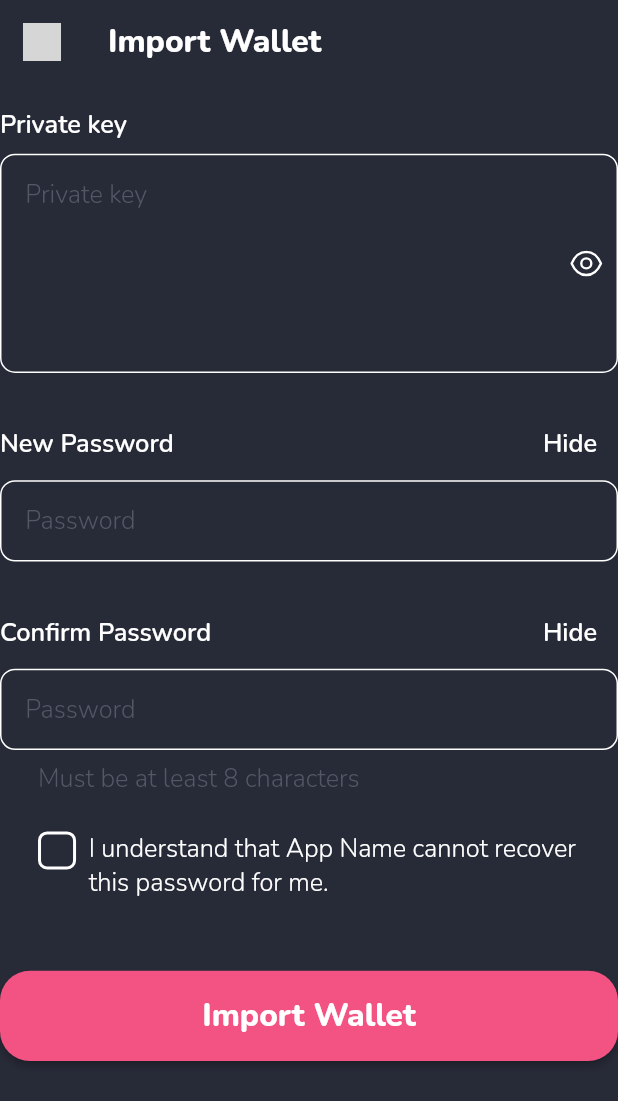
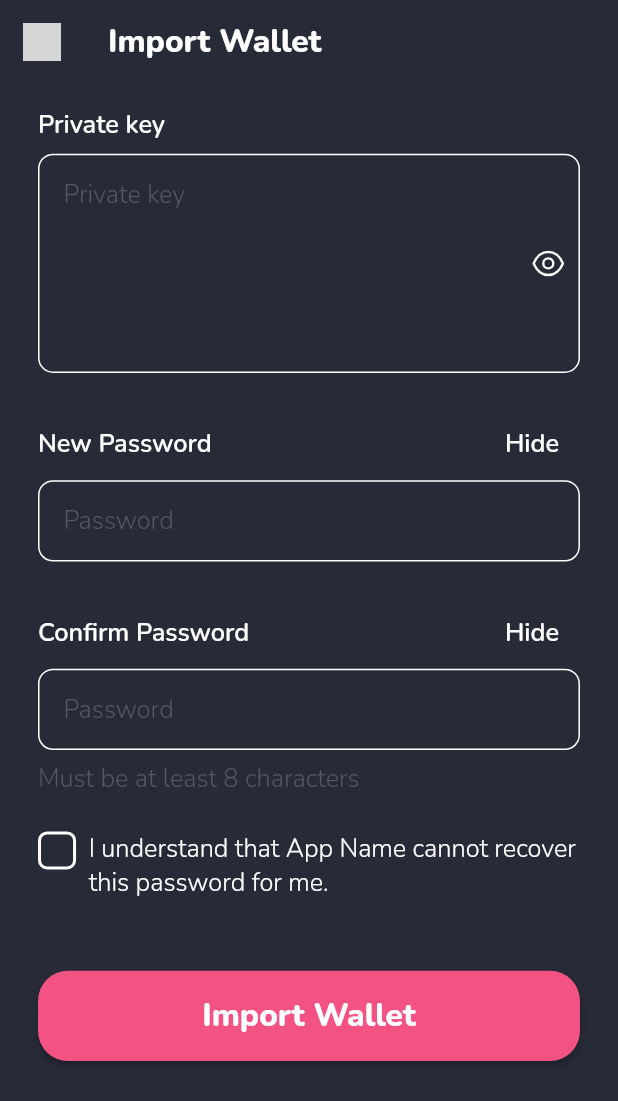
Before and after one commit to hunghuy201280/flutter_crypto_wallet, a Flutter app: the ImportWalletScreen screen opened directly, on a phone screen of 412 x 824 dp. Shown: the top 1101 px of the screen. Run offline on Flutter 3.47's test engine with Material 2 defaults, Android fonts, the phone set to English and light mode, and no system bars; our stand-ins replace another_flushbar, bloc, cached_network_image, dio, flutter_bloc, flutter_screenutil and 7 more; missing offline and left inert: clipboard; accounts and stored records are empty; statements that could not run were skipped; grey boxes are pictures that could not be loaded.

Commit message:
ref - ui create wallet, import wallet

```diff
--- a/lib/views/create_wallet/create_wallet_screen.dart
+++ b/lib/views/create_wallet/create_wallet_screen.dart
@@ -37,7 +37,9 @@ class _CreateWalletScreenState extends State<CreateWalletScreen> {
         context,
         title: s.createWallet,
       ),
-      body: Column(
+      body: Padding(
+        padding: EdgeInsets.symmetric(horizontal: 24.w),
+        child: Column(
           children: [
             16.verticalSpace,
             NStepper(
@@ -73,6 +75,7 @@ class _CreateWalletScreenState extends State<CreateWalletScreen> {
             48.verticalSpace,
           ],
         ),
+      ),
     );
   }
 }
--- a/lib/views/create_wallet/widgets/checkbox_row.dart
+++ b/lib/views/create_wallet/widgets/checkbox_row.dart
@@ -27,7 +27,6 @@ class _CheckBoxRowState extends State<CheckBoxRow> {
       child: Row(
         crossAxisAlignment: CrossAxisAlignment.start,
         children: [
-          24.horizontalSpace,
           CustomCheckBox(
             value: isChecked,
             onChanged: onCheckChanged,
@@ -45,7 +44,6 @@ class _CheckBoxRowState extends State<CheckBoxRow> {
               style: TextConfigs.kBody2_9,
             ),
           ),
-          24.horizontalSpace,
         ],
       ),
     );
--- a/lib/views/create_wallet/widgets/create_wallet_body1.dart
+++ b/lib/views/create_wallet/widgets/create_wallet_body1.dart
@@ -16,7 +16,7 @@ class CreateWalletBody1 extends StatelessWidget {
       children: [
         24.verticalSpace,
         Padding(
-          padding: EdgeInsets.symmetric(horizontal: 64.w),
+          padding: EdgeInsets.symmetric(horizontal: 40.w),
           child: Text(
             s.thisPasswordWillUnlockYourWalletOnlyOnThisDevice,
             style: TextConfigs.kLabel_9,
@@ -42,7 +42,6 @@ class CreateWalletBody1 extends StatelessWidget {
             style: TextConfigs.kBody2_2,
           ),
           alignment: Alignment.centerLeft,
-          margin: EdgeInsets.symmetric(horizontal: 24.w),
         ),
         24.verticalSpace,
         CheckBoxRow(
--- a/lib/views/create_wallet/widgets/create_wallet_body2.dart
+++ b/lib/views/create_wallet/widgets/create_wallet_body2.dart
@@ -34,7 +34,7 @@ class CreateWalletBody2 extends StatelessWidget {
             children: [
               8.verticalSpace,
               Padding(
-                padding: EdgeInsets.symmetric(horizontal: 32.w),
+                padding: EdgeInsets.symmetric(horizontal: 8.w),
                 child: Text(
                   privateKey,
                   style: TextConfigs.kSubtitle_9,
--- a/lib/views/import_wallet/import_wallet_screen.dart
+++ b/lib/views/import_wallet/import_wallet_screen.dart
@@ -42,6 +42,8 @@ class _ImportWalletScreenState extends State<ImportWalletScreen> {
         title: s.importWallet,
       ),
       body: SingleChildScrollView(
+        child: Padding(
+          padding: EdgeInsets.symmetric(horizontal: 24.w),
           child: Column(
             mainAxisSize: MainAxisSize.min,
             children: [
@@ -83,7 +85,6 @@ class _ImportWalletScreenState extends State<ImportWalletScreen> {
                   style: TextConfigs.kBody2_2,
                 ),
                 alignment: Alignment.centerLeft,
-              margin: EdgeInsets.symmetric(horizontal: 24.w),
               ),
               24.verticalSpace,
               CheckBoxRow(
@@ -102,6 +103,7 @@ class _ImportWalletScreenState extends State<ImportWalletScreen> {
             ],
           ),
         ),
+      ),
     );
   }
 }
--- a/lib/views/import_wallet/import_wallet_success_screen.dart
+++ b/lib/views/import_wallet/import_wallet_success_screen.dart
@@ -26,6 +26,8 @@ class _ImportWalletSuccessScreenState extends State<ImportWalletSuccessScreen> {
     return Scaffold(
       backgroundColor: AppColors.kColor1,
       body: SafeArea(
+        child: Padding(
+          padding: EdgeInsets.symmetric(horizontal: 24.w),
           child: Column(
             mainAxisAlignment: MainAxisAlignment.center,
             children: [
@@ -50,6 +52,7 @@ class _ImportWalletSuccessScreenState extends State<ImportWalletSuccessScreen> {
             ],
           ),
         ),
+      ),
     );
   }
 }
```
Lines whose indentation alone changed are shown as unchanged.
